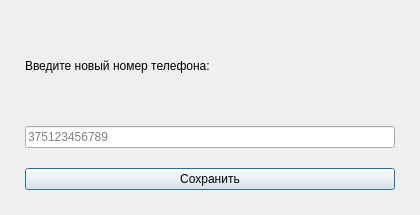
Qt form client/ui/profile/user_data/phone_edit_window.ui (lerakaplich/Documents) before a commit.
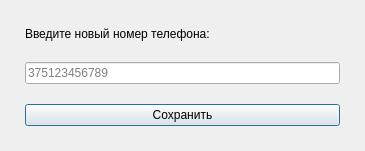
The same form after that commit.

Patch:
```diff
--- a/client/ui/profile/user_data/phone_edit_window.ui
+++ b/client/ui/profile/user_data/phone_edit_window.ui
@@ -6,24 +6,13 @@
    <rect>
     <x>0</x>
     <y>0</y>
-    <width>420</width>
-    <height>215</height>
+    <width>365</width>
+    <height>151</height>
    </rect>
   </property>
   <property name="windowTitle">
    <string>Редактирование телефона</string>
   </property>
-  <property name="styleSheet">
-   <string notr="true">
-QDialog {
-    background-color: {BG_CARD};
-    color: {TEXT_BLACK};
-}
-QLabel {
-    color: {TEXT_BLACK};
-}
-</string>
-  </property>
   <property name="modal">
    <bool>true</bool>
   </property>
@@ -45,9 +34,6 @@
    </property>
    <item>
     <widget class="QLabel" name="titleLabel">
-     <property name="styleSheet">
-      <string notr="true">font-size: 20px; color: {TEXT_BLACK}; background-color: transparent;</string>
-     </property>
      <property name="text">
       <string>Введите новый номер телефона:</string>
      </property>
@@ -55,27 +41,6 @@
    </item>
    <item>
     <widget class="QLineEdit" name="phoneInput">
-     <property name="styleSheet">
-      <string notr="true">
-QLineEdit {
-    padding: 10px;
-    font-size: 18px;
-    border: 2px solid {ACCENT_PRIMARY};
-    border-radius: 10px;
-    color: {TEXT_BLACK};
-    background-color: {BG_INPUT};
-}
-QLineEdit:focus {
-    border-color: {ACCENT_PRIMARY};
-}
-QLineEdit::placeholder {
-    color: {TEXT_TERTIARY};
-}
-</string>
-     </property>
-     <property name="text">
-      <string/>
-     </property>
      <property name="maxLength">
       <number>12</number>
      </property>
@@ -89,23 +54,6 @@
      <property name="cursor">
       <cursorShape>PointingHandCursor</cursorShape>
      </property>
-     <property name="styleSheet">
-      <string notr="true">
-QPushButton {
-    background-color: {ACCENT_PRIMARY};
-    color: {TEXT_ON_ACCENT};
-    border-radius: 10px;
-    padding: 12px;
-    font-size: 18px;
-}
-QPushButton:hover {
-    background-color: {ACCENT_HOVER_SOFT};
-}
-QPushButton:pressed {
-    background-color: {ACCENT_PRESSED_DEEP};
-}
-</string>
-     </property>
      <property name="text">
       <string>Сохранить</string>
      </property>
```
